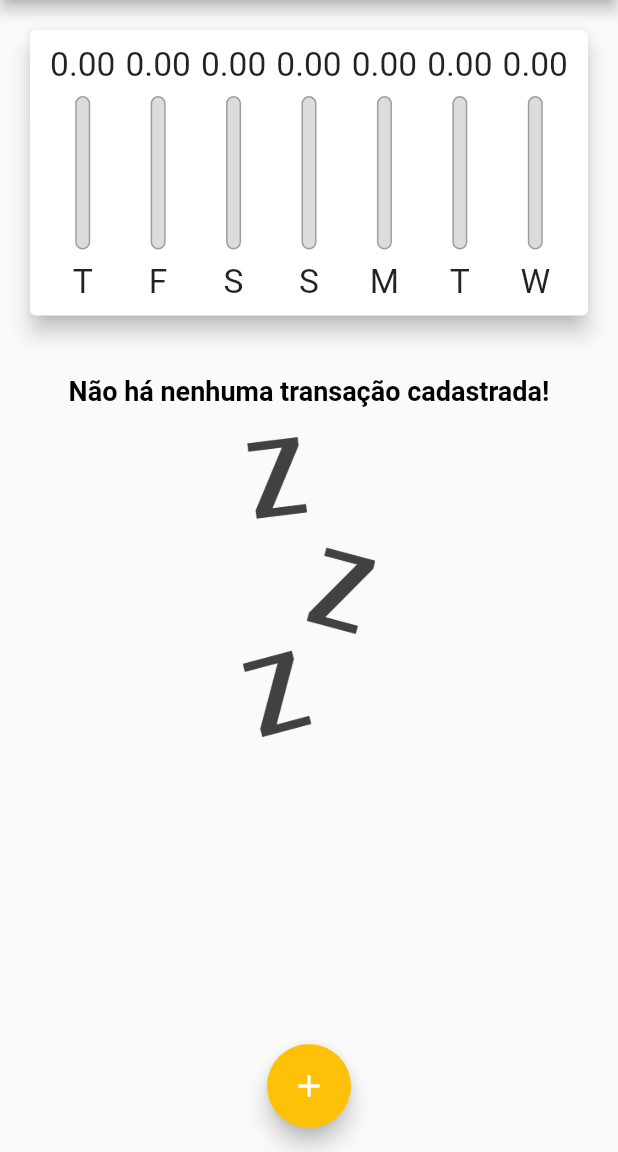
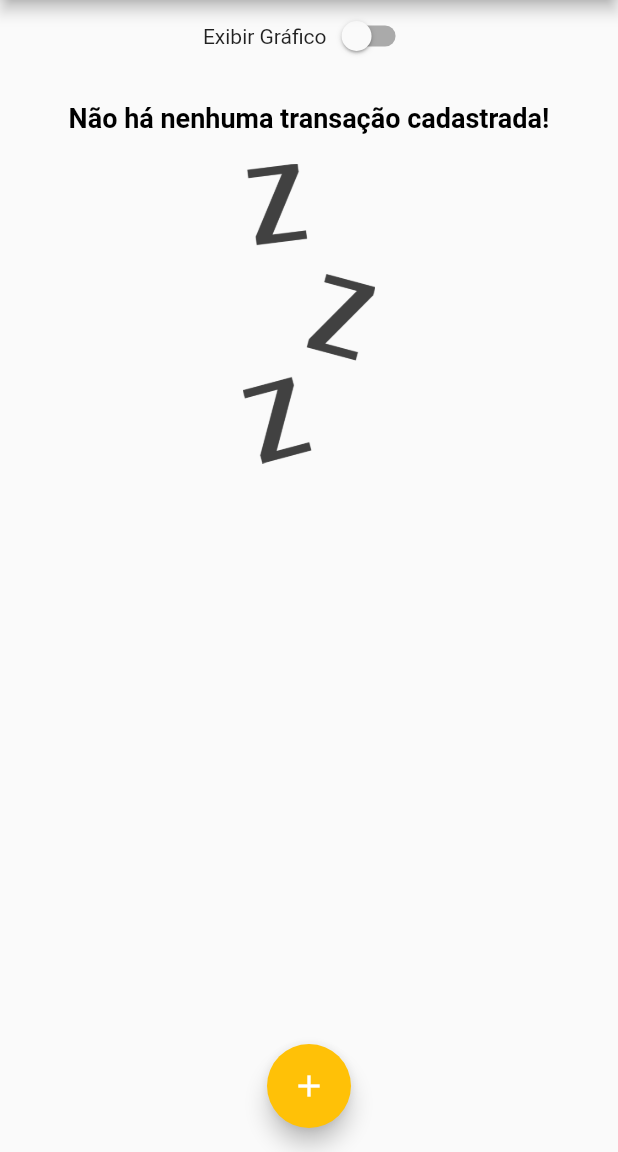
Before and after one commit to gbarros1994/expenses, a Flutter app: the screen it shows after launch, on a phone screen of 412 x 824 dp, the part 84-1236 px from its top. Run offline on Flutter 3.47's test engine with Material 2 defaults, Android fonts, the light colour scheme and no system bars.

Commit message:
show chart

```diff
--- a/lib/main.dart
+++ b/lib/main.dart
@@ -52,6 +52,7 @@ class MyHomePage extends StatefulWidget {
 class _MyHomePageState extends State<MyHomePage> {
 
 final List<Transaction> _transactions = [];
+bool _showChart = false;
 
   List<Transaction> get _recentTranscations {
     return _transactions.where((tra) {
@@ -114,10 +115,22 @@ final List<Transaction> _transactions = [];
       body: SingleChildScrollView(
         child: Column(
           children: [
+            Row(
+              mainAxisAlignment: MainAxisAlignment.center,
+              children: [
+                Text('Exibir Gráfico'),
+                Switch(value: _showChart, onChanged: (value) {
+                  setState(() {
+                    _showChart = value;
+                  });
+                }),
+              ],
+            ),
+            _showChart ?
             Container(
               height: availabelHeight * 0.30,
               child: Chart(_recentTranscations),
-            ),
+            ) :
             Container(
               height: availabelHeight * 0.70,
               child: TransactionList(_transactions, _removeTransaction),
```
